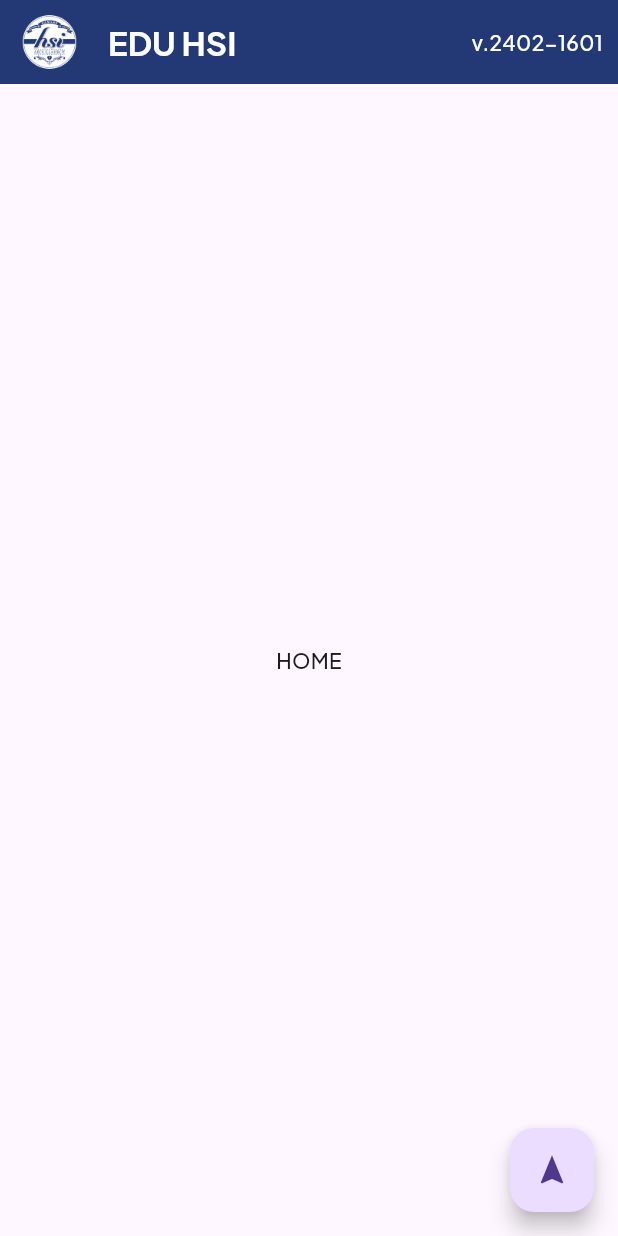
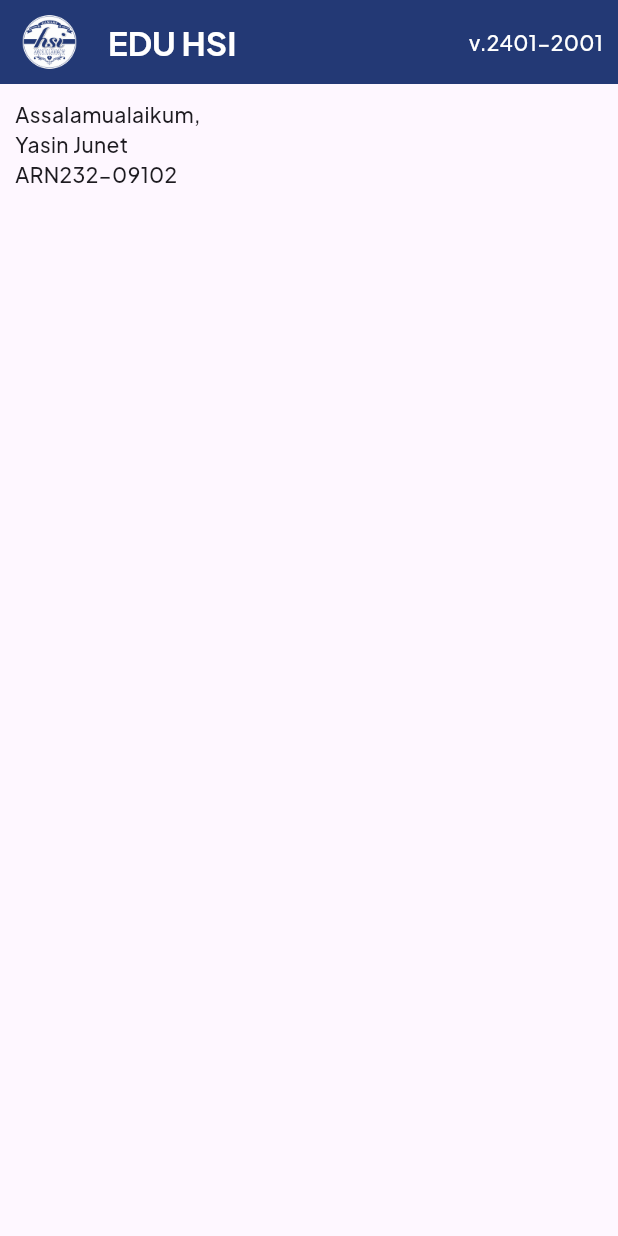
Before and after one commit to yasin-hsi/quiz-2, a Flutter app: the screen it shows after launch, on a phone screen of 412 x 824 dp. Run offline on Flutter 3.47's test engine with Material 3 defaults, Android fonts, the phone set to English and light mode, and no system bars.

Commit message:
feat: add config file

```diff
--- /dev/null
+++ b/lib/config/config.dart
@@ -0,0 +1,3 @@
+const String appVersion = 'v.2401-2001';
+const String userName = 'Yasin Junet';
+const String userId = 'ARN232-09102';
--- a/lib/views/home.dart
+++ b/lib/views/home.dart
@@ -1,4 +1,5 @@
 import 'package:flutter/material.dart';
+import 'package:hsi_app/config/config.dart' as config;
 
 class HomeView extends StatelessWidget {
   const HomeView({super.key});
@@ -19,19 +20,27 @@ class HomeView extends StatelessWidget {
           ),
           actions: const [
             Text(
-            'v.2402-1601',
+              config.appVersion,
               style: TextStyle(color: Colors.white),
             ),
             SizedBox(width: 10)
           ],
         ),
-      body: const Center(child: Text('HOME')),
-      floatingActionButton: FloatingActionButton(
-        onPressed: () {
-          Navigator.of(context).pushNamed('/profile');
-        },
-        child: const Icon(Icons.navigation),
-      ),
-    );
+        body: ListView(
+          children: [
+            Container(
+                margin: const EdgeInsets.all(10),
+                child: const Stack(children: [
+                  Column(
+                    crossAxisAlignment: CrossAxisAlignment.start,
+                    children: [
+                      Text('Assalamualaikum,'),
+                      Text(config.userName),
+                      Text(config.userId)
+                    ],
+                  )
+                ]))
+          ],
+        ));
   }
 }
--- a/pubspec.yaml
+++ b/pubspec.yaml
@@ -19,6 +19,7 @@ flutter:
   uses-material-design: true
 
   assets:
+    - assets/cfg/
     - assets/images/logo.png
 
   fonts:
```
Lines whose indentation alone changed are shown as unchanged.
